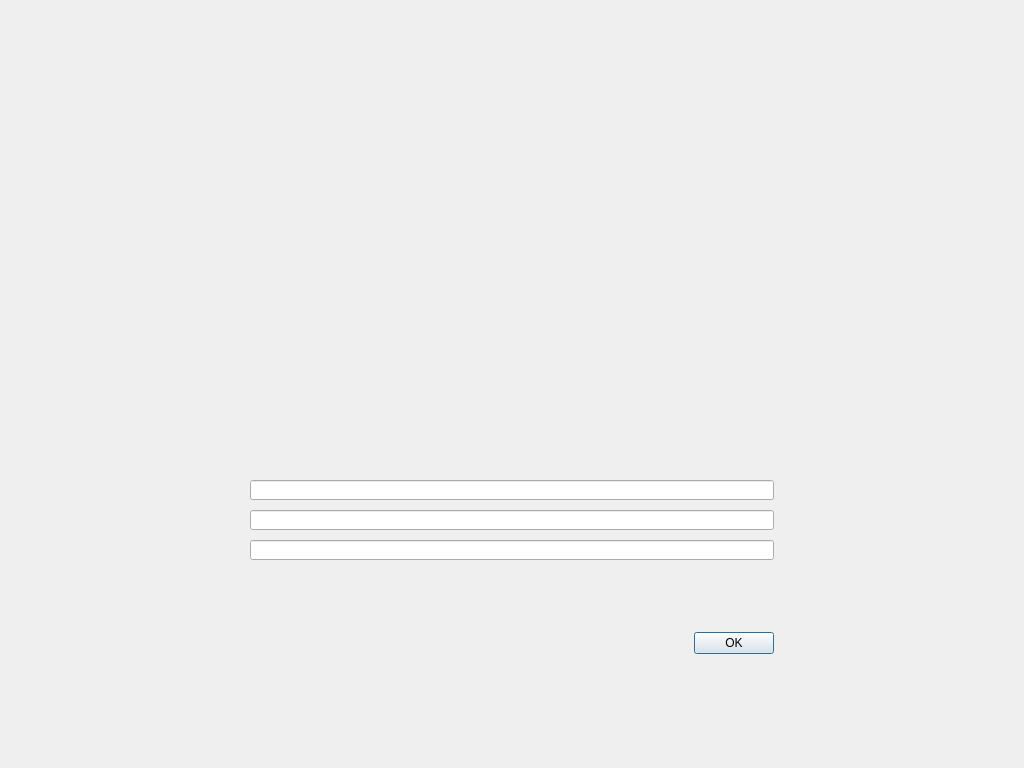
This is src/qt/forms/askpassphrasepage.ui in VeriConomy/vericoin as Qt 5 draws it before an edit. The edited form follows.
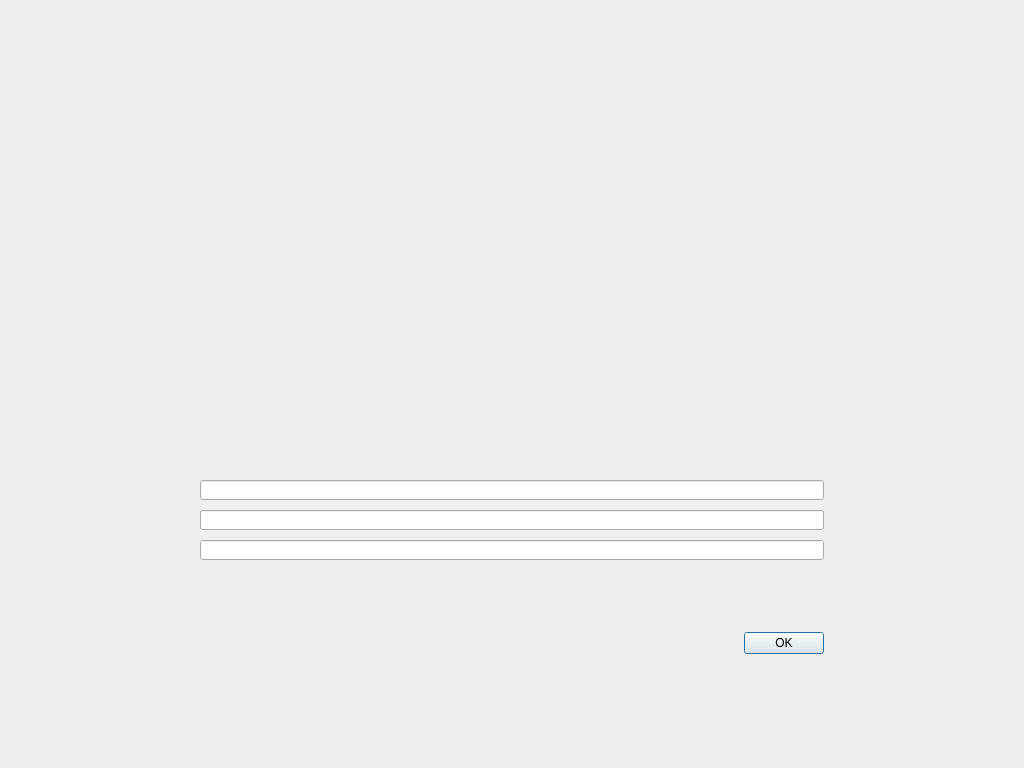
This is the edited form.

Commit message: fix new password dimensions and stake estimate with no coins

The edit to the form file:
```diff
--- a/src/qt/forms/askpassphrasepage.ui
+++ b/src/qt/forms/askpassphrasepage.ui
@@ -53,13 +53,13 @@
       <number>10</number>
      </property>
      <property name="leftMargin">
-      <number>250</number>
+      <number>200</number>
      </property>
      <property name="topMargin">
       <number>480</number>
      </property>
      <property name="rightMargin">
-      <number>250</number>
+      <number>200</number>
      </property>
      <item row="1" column="1">
       <widget class="QLineEdit" name="passEdit1">
@@ -107,7 +107,7 @@
       <widget class="QLabel" name="messageLabel">
        <property name="minimumSize">
         <size>
-         <width>480</width>
+         <width>500</width>
          <height>20</height>
         </size>
        </property>
@@ -126,7 +126,7 @@
       <widget class="QLabel" name="warningLabel">
        <property name="minimumSize">
         <size>
-         <width>480</width>
+         <width>500</width>
          <height>20</height>
         </size>
        </property>
```
The commit also changes 2 other files.
